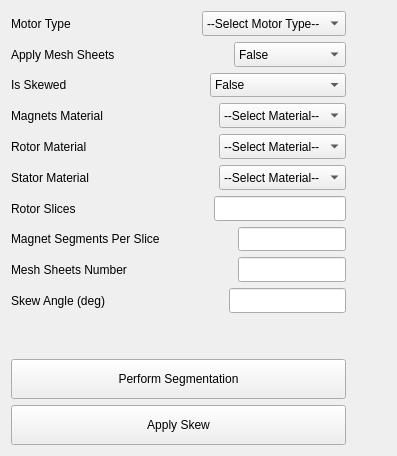
The window that src/ansys/aedt/toolkits/magnet_segmentation/ui/windows/segmentation/segmentation_page.ui (ansys/magnet-segmentation-toolkit) describes before a commit, drawn with Qt 5.
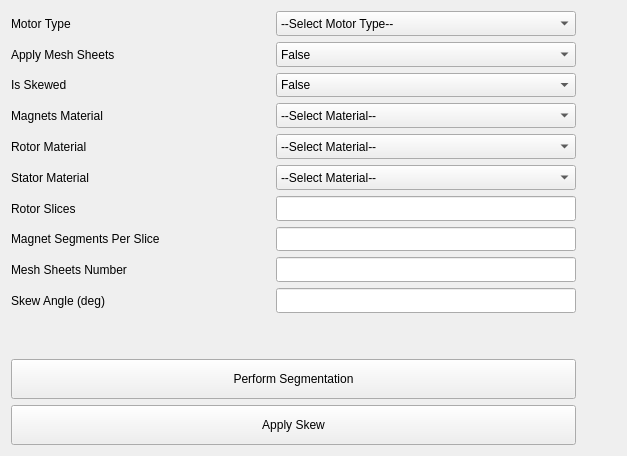
The same window after the commit.

Diff of the .ui file:
```diff
--- a/src/ansys/aedt/toolkits/magnet_segmentation/ui/windows/segmentation/segmentation_page.ui
+++ b/src/ansys/aedt/toolkits/magnet_segmentation/ui/windows/segmentation/segmentation_page.ui
@@ -6,7 +6,7 @@
    <rect>
     <x>0</x>
     <y>0</y>
-    <width>397</width>
+    <width>627</width>
     <height>456</height>
    </rect>
   </property>
@@ -57,11 +57,17 @@
          <item>
           <widget class="QComboBox" name="motor_type_combo">
            <property name="sizePolicy">
-            <sizepolicy hsizetype="Expanding" vsizetype="Expanding">
+            <sizepolicy hsizetype="Preferred" vsizetype="Expanding">
              <horstretch>0</horstretch>
              <verstretch>0</verstretch>
             </sizepolicy>
            </property>
+           <property name="minimumSize">
+            <size>
+             <width>300</width>
+             <height>0</height>
+            </size>
+           </property>
            <property name="currentText">
             <string>--Select Motor Type--</string>
            </property>
@@ -99,11 +105,17 @@
          <item>
           <widget class="QComboBox" name="apply_mesh_sheets">
            <property name="sizePolicy">
-            <sizepolicy hsizetype="Expanding" vsizetype="Expanding">
+            <sizepolicy hsizetype="Preferred" vsizetype="Expanding">
              <horstretch>0</horstretch>
              <verstretch>0</verstretch>
             </sizepolicy>
            </property>
+           <property name="minimumSize">
+            <size>
+             <width>300</width>
+             <height>0</height>
+            </size>
+           </property>
            <item>
             <property name="text">
              <string>False</string>
@@ -143,11 +155,17 @@
          <item>
           <widget class="QComboBox" name="is_skewed">
            <property name="sizePolicy">
-            <sizepolicy hsizetype="Expanding" vsizetype="Expanding">
+            <sizepolicy hsizetype="Preferred" vsizetype="Expanding">
              <horstretch>0</horstretch>
              <verstretch>0</verstretch>
             </sizepolicy>
            </property>
+           <property name="minimumSize">
+            <size>
+             <width>300</width>
+             <height>0</height>
+            </size>
+           </property>
            <item>
             <property name="text">
              <string>False</string>
@@ -187,11 +205,17 @@
          <item>
           <widget class="QComboBox" name="magnets_material">
            <property name="sizePolicy">
-            <sizepolicy hsizetype="Expanding" vsizetype="Expanding">
+            <sizepolicy hsizetype="Preferred" vsizetype="Expanding">
              <horstretch>0</horstretch>
              <verstretch>0</verstretch>
             </sizepolicy>
            </property>
+           <property name="minimumSize">
+            <size>
+             <width>300</width>
+             <height>0</height>
+            </size>
+           </property>
            <item>
             <property name="text">
              <string>--Select Material--</string>
@@ -226,11 +250,17 @@
          <item>
           <widget class="QComboBox" name="rotor_material">
            <property name="sizePolicy">
-            <sizepolicy hsizetype="Expanding" vsizetype="Expanding">
+            <sizepolicy hsizetype="Preferred" vsizetype="Expanding">
              <horstretch>0</horstretch>
              <verstretch>0</verstretch>
             </sizepolicy>
            </property>
+           <property name="minimumSize">
+            <size>
+             <width>300</width>
+             <height>0</height>
+            </size>
+           </property>
            <item>
             <property name="text">
              <string>--Select Material--</string>
@@ -265,11 +295,17 @@
          <item>
           <widget class="QComboBox" name="stator_material">
            <property name="sizePolicy">
-            <sizepolicy hsizetype="Expanding" vsizetype="Expanding">
+            <sizepolicy hsizetype="Preferred" vsizetype="Expanding">
              <horstretch>0</horstretch>
              <verstretch>0</verstretch>
             </sizepolicy>
            </property>
+           <property name="minimumSize">
+            <size>
+             <width>300</width>
+             <height>0</height>
+            </size>
+           </property>
            <item>
             <property name="text">
              <string>--Select Material--</string>
@@ -304,11 +340,17 @@
          <item>
           <widget class="QLineEdit" name="rotor_slices">
            <property name="sizePolicy">
-            <sizepolicy hsizetype="Expanding" vsizetype="Expanding">
+            <sizepolicy hsizetype="Preferred" vsizetype="Expanding">
              <horstretch>0</horstretch>
              <verstretch>0</verstretch>
             </sizepolicy>
            </property>
+           <property name="minimumSize">
+            <size>
+             <width>300</width>
+             <height>0</height>
+            </size>
+           </property>
           </widget>
          </item>
         </layout>
@@ -338,11 +380,17 @@
          <item>
           <widget class="QLineEdit" name="magnet_segments_per_slice">
            <property name="sizePolicy">
-            <sizepolicy hsizetype="Expanding" vsizetype="Expanding">
+            <sizepolicy hsizetype="Preferred" vsizetype="Expanding">
              <horstretch>0</horstretch>
              <verstretch>0</verstretch>
             </sizepolicy>
            </property>
+           <property name="minimumSize">
+            <size>
+             <width>300</width>
+             <height>0</height>
+            </size>
+           </property>
           </widget>
          </item>
         </layout>
@@ -372,11 +420,17 @@
          <item>
           <widget class="QLineEdit" name="mesh_sheets_number">
            <property name="sizePolicy">
-            <sizepolicy hsizetype="Expanding" vsizetype="Expanding">
+            <sizepolicy hsizetype="Preferred" vsizetype="Expanding">
              <horstretch>0</horstretch>
              <verstretch>0</verstretch>
             </sizepolicy>
            </property>
+           <property name="minimumSize">
+            <size>
+             <width>300</width>
+             <height>0</height>
+            </size>
+           </property>
           </widget>
          </item>
         </layout>
@@ -406,11 +460,17 @@
          <item>
           <widget class="QLineEdit" name="skew_angle">
            <property name="sizePolicy">
-            <sizepolicy hsizetype="Expanding" vsizetype="Expanding">
+            <sizepolicy hsizetype="Preferred" vsizetype="Expanding">
              <horstretch>0</horstretch>
              <verstretch>0</verstretch>
             </sizepolicy>
            </property>
+           <property name="minimumSize">
+            <size>
+             <width>300</width>
+             <height>0</height>
+            </size>
+           </property>
           </widget>
          </item>
         </layout>
@@ -437,7 +497,7 @@
           <bool>true</bool>
          </property>
          <property name="sizePolicy">
-          <sizepolicy hsizetype="Expanding" vsizetype="Fixed">
+          <sizepolicy hsizetype="Expanding" vsizetype="Expanding">
            <horstretch>0</horstretch>
            <verstretch>0</verstretch>
           </sizepolicy>
@@ -465,7 +525,7 @@
           <bool>true</bool>
          </property>
          <property name="sizePolicy">
-          <sizepolicy hsizetype="Expanding" vsizetype="Fixed">
+          <sizepolicy hsizetype="Expanding" vsizetype="Expanding">
            <horstretch>0</horstretch>
            <verstretch>0</verstretch>
           </sizepolicy>
```
